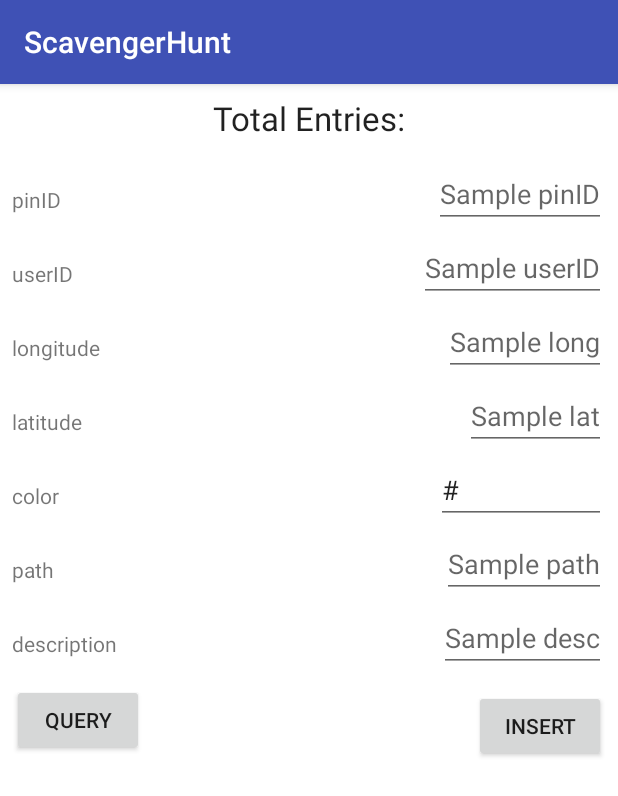
After one commit to JavierTSalas/ScavengerHunt, an Android app: the fragment databaseTestFragment placed in its activity, on a phone screen of 412 x 824 dp. The commit adds this screen. Shown: the top 796 px of the screen. Run offline under Robolectric (Android 15) with nearby library versions, the phone set to English and light mode, and no system bars.

Commit message:
Added .\fragments\ to house fragments Added .\room_database\ for database stuff Added PinDatabase to store PinEntity objects which is accessed using PinDao Added databaseTestFragment for testing

```diff
--- a/app/build.gradle
+++ b/app/build.gradle
@@ -26,4 +26,10 @@ dependencies {
     testImplementation 'junit:junit:4.12'
     androidTestImplementation 'com.android.support.test:runner:1.0.1'
     androidTestImplementation 'com.android.support.test.espresso:espresso-core:3.0.1'
+
+
+    // Room (use 1.1.0-alpha3 for latest alpha)
+    implementation "android.arch.persistence.room:runtime:1.0.0"
+    annotationProcessor "android.arch.persistence.room:compiler:1.0.0"
+
 }
--- a/app/src/main/java/edu/fsu/cs/mobile/scavengerhunt/MainActivity.java
+++ b/app/src/main/java/edu/fsu/cs/mobile/scavengerhunt/MainActivity.java
@@ -1,13 +1,54 @@
 package edu.fsu.cs.mobile.scavengerhunt;
 
+import android.os.Bundle;
+import android.support.v4.app.FragmentManager;
+import android.support.v4.app.FragmentTransaction;
 import android.support.v7.app.AppCompatActivity;
-import android.os.Bundle;
+import android.view.View;
+import android.widget.Button;
+import android.widget.TextView;
 
-public class MainActivity extends AppCompatActivity {
+import edu.fsu.cs.mobile.scavengerhunt.fragments.databaseTestFragment;
+
+/*
+    Main Screen that the user interacts with
+ */
+public class MainActivity extends AppCompatActivity implements View.OnClickListener {
+    Button bPlace, bFind;
+    TextView tvTitle;
 
     @Override
     protected void onCreate(Bundle savedInstanceState) {
         super.onCreate(savedInstanceState);
         setContentView(R.layout.activity_main);
+        bPlace = findViewById(R.id.place_b); // place_b? What is this blasphemy!
+        bFind = findViewById(R.id.find_b); // And thus the naming convention war begun
+        tvTitle = findViewById(R.id.main_title);
+
+
+        tvTitle.setOnClickListener(this);
+    }
+
+    @Override
+    public void onClick(View v) {
+        switch (v.getId()) {
+            case R.id.place_b:
+                break;
+            case R.id.find_b:
+                break;
+            case R.id.main_title:
+                // Who really cares about functions names when you have auto complete?
+                enterSuperSecretDevDebugMode();
+                break;
+        }
+    }
+
+    // Inflates the fragment for testing database stuff
+    private void enterSuperSecretDevDebugMode() {
+        FragmentManager manager = getSupportFragmentManager();
+        FragmentTransaction trans = manager.beginTransaction();
+        databaseTestFragment fragment = new databaseTestFragment();
+        trans.add(R.id.frame, fragment, fragment.FRAGMENT_TAG);
+        trans.commit();
     }
 }
--- a/app/src/main/java/edu/fsu/cs/mobile/scavengerhunt/MapsActivity.java
+++ b/app/src/main/java/edu/fsu/cs/mobile/scavengerhunt/MapsActivity.java
@@ -1,7 +1,7 @@
 package edu.fsu.cs.mobile.scavengerhunt;
 
+import android.os.Bundle;
 import android.support.v4.app.FragmentActivity;
-import android.os.Bundle;
 
 import com.google.android.gms.maps.CameraUpdateFactory;
 import com.google.android.gms.maps.GoogleMap;
--- /dev/null
+++ b/app/src/main/java/edu/fsu/cs/mobile/scavengerhunt/room_database/PinsDao.java
@@ -0,0 +1,39 @@
+package edu.fsu.cs.mobile.scavengerhunt.room_database;
+
+import android.arch.persistence.room.Dao;
+import android.arch.persistence.room.Delete;
+import android.arch.persistence.room.Insert;
+import android.arch.persistence.room.Query;
+
+import java.util.List;
+
+@Dao
+public interface PinsDao {
+    @Query("SELECT * FROM pins")
+        // DO NOT USE THIS - I'M NOT EVEN SURE WHY I'M WRITING ONE
+    List<PinEntity> getAllPins();
+
+    @Query("SELECT * FROM pins WHERE pinID = :pinID")
+    PinEntity getSingleEntity(long pinID);
+
+    @Query("SELECT Count(*) FROM pins")
+    int getCountOfEntities();
+
+    // Use this one
+    @Query("SELECT * FROM pins WHERE " +
+            "(latitude between :latMin AND :latMax)" +
+            "AND" +
+            "(longitude between :lonMin AND :lonMax)")
+    List<PinEntity> getPinsInsideBoundingBox(long latMin, long latMax , long lonMin, long lonMax);
+
+
+    @Insert
+    void insertAll(PinEntity... pinEntities);
+
+    @Insert
+    void insert(PinEntity pinEntity);
+
+    @Delete
+    void delete(PinEntity pinEntity);
+
+}
--- a/app/src/main/res/layout/activity_main.xml
+++ b/app/src/main/res/layout/activity_main.xml
@@ -1,6 +1,11 @@
 <?xml version="1.0" encoding="utf-8"?>
+
+<FrameLayout xmlns:android="http://schemas.android.com/apk/res/android"
+    android:layout_width="match_parent"
+    android:layout_height="match_parent"
+    android:id="@+id/frame">
+
     <RelativeLayout xmlns:android="http://schemas.android.com/apk/res/android"
-    xmlns:app="http://schemas.android.com/apk/res-auto"
         xmlns:tools="http://schemas.android.com/tools"
         android:layout_width="match_parent"
         android:layout_height="match_parent"
@@ -14,7 +19,7 @@
             android:layout_centerHorizontal="true"
             android:layout_marginTop="50dp"
             android:fontFamily="serif-monospace"
-        android:text="Scavenger\nHunt"
+            android:text="@string/main_activity_title"
             android:textAlignment="center"
             android:textAppearance="@android:style/TextAppearance.Holo.Medium"
             android:textSize="44sp"
@@ -28,7 +33,7 @@
             android:layout_alignParentBottom="true"
             android:layout_centerHorizontal="true"
             android:layout_marginBottom="55dp"
-        android:text="Place Pins" />
+            android:text="@string/main_activity_place" />
 
         <Button
             android:id="@+id/find_b"
@@ -37,5 +42,6 @@
             android:layout_above="@id/place_b"
             android:layout_centerHorizontal="true"
             android:layout_marginBottom="25dp"
-        android:text="Find Pins" />
+            android:text="@string/main_activity_find" />
 </RelativeLayout>
+</FrameLayout>
--- /dev/null
+++ b/app/src/main/res/layout/fragment_database.xml
@@ -0,0 +1,215 @@
+<?xml version="1.0" encoding="utf-8"?>
+<android.support.constraint.ConstraintLayout
+    xmlns:android="http://schemas.android.com/apk/res/android"
+    xmlns:app="http://schemas.android.com/apk/res-auto"
+    android:background="#FFFFFF"
+    xmlns:tools="http://schemas.android.com/tools"
+    android:layout_width="match_parent"
+    android:layout_height="match_parent">
+
+    <TextView
+        android:id="@+id/database_fragment_title_text"
+        android:layout_width="wrap_content"
+        android:layout_height="wrap_content"
+        android:layout_marginEnd="8dp"
+        android:layout_marginLeft="8dp"
+        android:layout_marginRight="8dp"
+        android:layout_marginStart="8dp"
+        android:layout_marginTop="8dp"
+        android:text="@string/fragment_database_test_title"
+        android:textAppearance="@style/TextAppearance.AppCompat.Large"
+        app:layout_constraintEnd_toEndOf="parent"
+        app:layout_constraintStart_toStartOf="parent"
+        app:layout_constraintTop_toTopOf="parent" />
+
+    <TextView
+        android:id="@+id/textView5"
+        android:layout_width="wrap_content"
+        android:layout_height="wrap_content"
+        android:layout_marginLeft="8dp"
+        android:layout_marginStart="8dp"
+        android:layout_marginTop="30dp"
+        android:text="pinID"
+        app:layout_constraintStart_toStartOf="parent"
+        app:layout_constraintTop_toBottomOf="@+id/database_fragment_title_text" />
+
+    <TextView
+        android:id="@+id/textView6"
+        android:layout_width="wrap_content"
+        android:layout_height="wrap_content"
+        android:layout_marginLeft="8dp"
+        android:layout_marginStart="8dp"
+        android:layout_marginTop="30dp"
+        android:text="userID"
+        app:layout_constraintStart_toStartOf="parent"
+        app:layout_constraintTop_toBottomOf="@+id/textView5" />
+
+    <TextView
+        android:id="@+id/textView7"
+        android:layout_width="wrap_content"
+        android:layout_height="wrap_content"
+        android:layout_marginLeft="8dp"
+        android:layout_marginStart="8dp"
+        android:layout_marginTop="30dp"
+        android:text="longitude"
+        app:layout_constraintStart_toStartOf="parent"
+        app:layout_constraintTop_toBottomOf="@+id/textView6" />
+
+    <TextView
+        android:id="@+id/textView8"
+        android:layout_width="wrap_content"
+        android:layout_height="wrap_content"
+        android:layout_marginLeft="8dp"
+        android:layout_marginStart="8dp"
+        android:layout_marginTop="30dp"
+        android:text="latitude"
+        app:layout_constraintStart_toStartOf="parent"
+        app:layout_constraintTop_toBottomOf="@+id/textView7" />
+
+    <TextView
+        android:id="@+id/textView9"
+        android:layout_width="wrap_content"
+        android:layout_height="wrap_content"
+        android:layout_marginLeft="8dp"
+        android:layout_marginStart="8dp"
+        android:layout_marginTop="30dp"
+        android:text="color"
+        app:layout_constraintStart_toStartOf="parent"
+        app:layout_constraintTop_toBottomOf="@+id/textView8" />
+
+    <TextView
+        android:id="@+id/textView10"
+        android:layout_width="wrap_content"
+        android:layout_height="wrap_content"
+        android:layout_marginLeft="8dp"
+        android:layout_marginStart="8dp"
+        android:layout_marginTop="30dp"
+        android:text="path"
+        app:layout_constraintStart_toStartOf="parent"
+        app:layout_constraintTop_toBottomOf="@+id/textView9" />
+
+    <TextView
+        android:id="@+id/textView11"
+        android:layout_width="wrap_content"
+        android:layout_height="wrap_content"
+        android:layout_marginLeft="8dp"
+        android:layout_marginStart="8dp"
+        android:layout_marginTop="30dp"
+        android:text="description"
+        app:layout_constraintStart_toStartOf="parent"
+        app:layout_constraintTop_toBottomOf="@+id/textView10" />
+
+    <EditText
+        android:id="@+id/database_fragment_pinID_edit"
+        android:layout_width="wrap_content"
+        android:layout_height="wrap_content"
+        android:layout_marginBottom="8dp"
+        android:layout_marginEnd="8dp"
+        android:layout_marginRight="8dp"
+        android:hint="Sample pinID"
+        app:layout_constraintBottom_toBottomOf="@+id/textView5"
+        app:layout_constraintEnd_toEndOf="parent"
+        app:layout_constraintTop_toTopOf="@+id/textView5" />
+
+    <EditText
+        android:id="@+id/database_fragment_userID_edit"
+        android:layout_width="wrap_content"
+        android:layout_height="wrap_content"
+        android:layout_marginBottom="8dp"
+        android:layout_marginEnd="8dp"
+        android:layout_marginRight="8dp"
+        android:hint="Sample userID"
+        app:layout_constraintBottom_toBottomOf="@+id/textView6"
+        app:layout_constraintEnd_toEndOf="parent"
+        app:layout_constraintTop_toTopOf="@+id/textView6" />
+
+
+    <EditText
+        android:id="@+id/database_fragment_longitude_edit"
+        android:layout_width="wrap_content"
+        android:layout_height="wrap_content"
+        android:layout_marginBottom="8dp"
+        android:layout_marginEnd="8dp"
+        android:layout_marginRight="8dp"
+        android:hint="Sample long"
+        app:layout_constraintBottom_toBottomOf="@+id/textView7"
+        app:layout_constraintEnd_toEndOf="parent"
+        app:layout_constraintTop_toTopOf="@+id/textView7" />
+
+
+    <EditText
+        android:id="@+id/database_fragment_latitude_edit"
+        android:layout_width="wrap_content"
+        android:layout_height="wrap_content"
+        android:layout_marginBottom="8dp"
+        android:layout_marginEnd="8dp"
+        android:layout_marginRight="8dp"
+        android:hint="Sample lat"
+        app:layout_constraintBottom_toBottomOf="@+id/textView8"
+        app:layout_constraintEnd_toEndOf="parent"
+        app:layout_constraintTop_toTopOf="@+id/textView8" />
+
+
+    <EditText
+        android:id="@+id/database_fragment_color_edit"
+        android:layout_width="wrap_content"
+        android:layout_height="wrap_content"
+        android:layout_marginBottom="8dp"
+        android:layout_marginEnd="8dp"
+        android:layout_marginRight="8dp"
+        android:hint="Sample color"
+        android:text="#"
+        app:layout_constraintBottom_toBottomOf="@+id/textView9"
+        app:layout_constraintEnd_toEndOf="parent"
+        app:layout_constraintTop_toTopOf="@+id/textView9" />
+
+
+    <EditText
+        android:id="@+id/database_fragment_path_edit"
+        android:layout_width="wrap_content"
+        android:layout_height="wrap_content"
+        android:layout_marginBottom="8dp"
+        android:layout_marginEnd="8dp"
+        android:layout_marginRight="8dp"
+        android:hint="Sample path"
+        app:layout_constraintBottom_toBottomOf="@+id/textView10"
+        app:layout_constraintEnd_toEndOf="parent"
+        app:layout_constraintTop_toTopOf="@+id/textView10" />
+
+
+    <EditText
+        android:id="@+id/database_fragment_desc_edit"
+        android:layout_width="wrap_content"
+        android:layout_height="wrap_content"
+        android:layout_marginBottom="8dp"
+        android:layout_marginEnd="8dp"
+        android:layout_marginRight="8dp"
+        android:hint="Sample desc"
+        app:layout_constraintBottom_toBottomOf="@+id/textView11"
+        app:layout_constraintEnd_toEndOf="parent"
+        app:layout_constraintTop_toTopOf="@+id/textView11" />
+
+    <Button
+        android:id="@+id/fetch_query_button"
+        android:layout_width="wrap_content"
+        android:layout_height="wrap_content"
+        android:layout_marginLeft="8dp"
+        android:layout_marginStart="8dp"
+        android:layout_marginTop="8dp"
+        android:text="QUERY"
+        app:layout_constraintStart_toStartOf="parent"
+        app:layout_constraintTop_toBottomOf="@+id/database_fragment_desc_edit" />
+
+    <Button
+        android:id="@+id/insert_query_button"
+        android:layout_width="wrap_content"
+        android:layout_height="wrap_content"
+        android:layout_marginEnd="8dp"
+        android:layout_marginRight="8dp"
+        android:layout_marginTop="8dp"
+        android:text="INSERT"
+        app:layout_constraintBottom_toBottomOf="@+id/fetch_query_button"
+        app:layout_constraintEnd_toEndOf="parent"
+        app:layout_constraintTop_toTopOf="@+id/fetch_query_button" />
+
+</android.support.constraint.ConstraintLayout>
--- a/app/src/main/res/values/strings.xml
+++ b/app/src/main/res/values/strings.xml
@@ -1,4 +1,9 @@
 <resources>
     <string name="app_name">ScavengerHunt</string>
     <string name="title_activity_maps">Map</string>
+    <string name="main_activity_title">Scavenger Hunt</string>
+    <string name="main_activity_place">Place Pins</string>
+    <string name="main_activity_find">Find Pins</string>
+    <string name="fragment_database_test_title">Total Entries:</string>
+    <string name="fragment_database_subtext_text">VV Query Result VV</string>
 </resources>
```
Also changed, not shown: app/src/main/java/edu/fsu/cs/mobile/scavengerhunt/fragments/databaseTestFragment.java (added, +173 -0 lines), app/src/main/java/edu/fsu/cs/mobile/scavengerhunt/room_database/PinDatabase.java (added, +16 -0 lines), app/src/main/java/edu/fsu/cs/mobile/scavengerhunt/room_database/PinDatabaseCreator.java (added, +100 -0 lines), app/src/main/java/edu/fsu/cs/mobile/scavengerhunt/room_database/PinEntity.java (added, +90 -0 lines), 1364 other files. Lines whose indentation alone changed are shown as unchanged.
